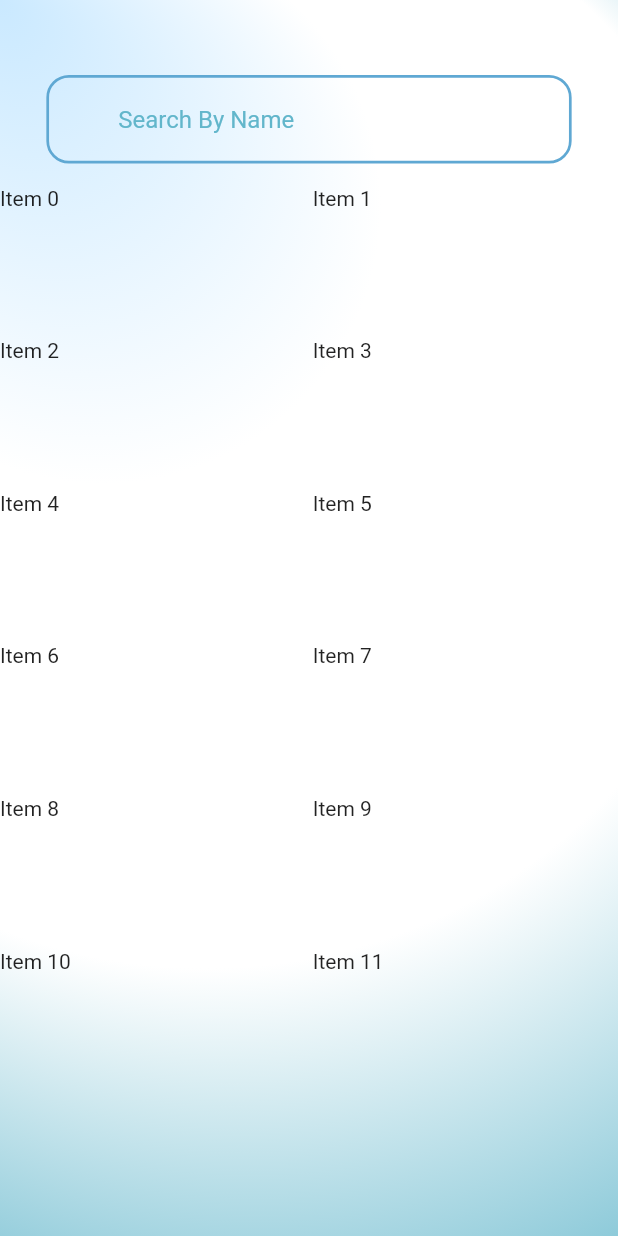
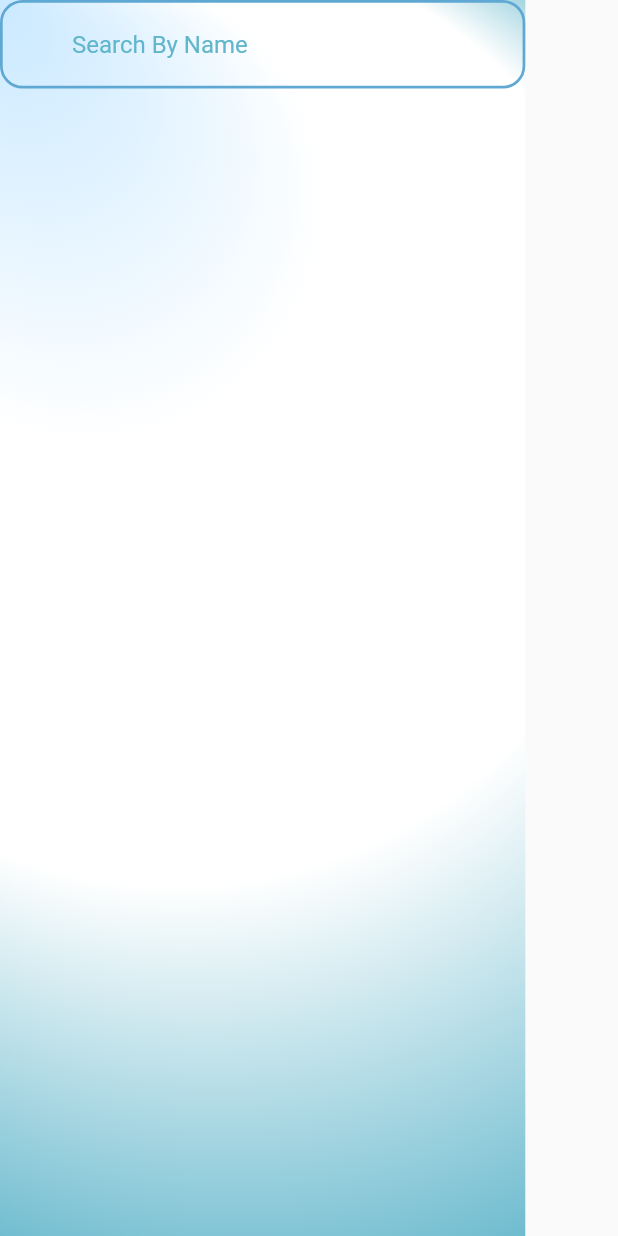
Before and after one commit to ShadiAlnaddaf/Programming-Languages, a Flutter app: the SearchScreen screen opened directly, on a phone screen of 412 x 824 dp. Run offline on Flutter 3.47's test engine with Material 2 defaults, Android fonts, the phone set to English and light mode, and no system bars; our stand-ins replace cached_network_image, dio, flutter_rating_bar, flutter_svg, get, image_picker and 3 more; accounts and stored records are empty; network calls fail.

Commit message:
Revert "3ngd last11"
This reverts commit a11f5b7ab7d1667aae9c55e78aece44582bfeae9.

```diff
--- a/lib/views/screens/search.dart
+++ b/lib/views/screens/search.dart
@@ -15,43 +15,14 @@ class SearchScreen extends StatelessWidget {
       child: Scaffold(
         resizeToAvoidBottomInset: false,
         body: Container(
-          height: Get.height,
-          width: Get.width,
           decoration: defaultDecoration(),
           child: Column(
             children: [
-              Padding(
-                padding: const EdgeInsets.only(
-                    top: 50, left: 25, right: 25, bottom: 15),
-                child: DefaultTextFormField(
-                  hintText: 'Search By Name',
-                  controller: searchController.searchBarController,
-                  keyboardType: TextInputType.name,
-                  onChanged: (value) {
-                    searchController.search(value!);
-                    print(
-                        searchController.searchedList.data?.experts.toString());
-                    return null;
-                  },
-                ),
-              ),
-              Expanded(
-                child: GridView.builder(
-                  scrollDirection: Axis.vertical,
-                  shrinkWrap: true,
-                  itemCount: 12,
+              DefaultTextFormField(
+                hintText: 'Search By Name',
+                controller: searchController.searchBarController,
+                keyboardType: TextInputType.name,
 
-                  gridDelegate:  SliverGridDelegateWithFixedCrossAxisCount(
-                    crossAxisCount: 2,
-                    crossAxisSpacing: 5,
-                      childAspectRatio: Get.height/Get.width
-                  ),
-                  itemBuilder: (BuildContext context, int index) {
-                    return Container(
-                      child: Text('Item $index'),
-                    );
-                  },
-                ),
               )
             ],
           ),
```
Also changed, not shown: lib/controllers/main_app_controller.dart (+49 -30 lines), lib/main.dart (+4 -6 lines), lib/views/screens/home.dart (+4 -4 lines).
